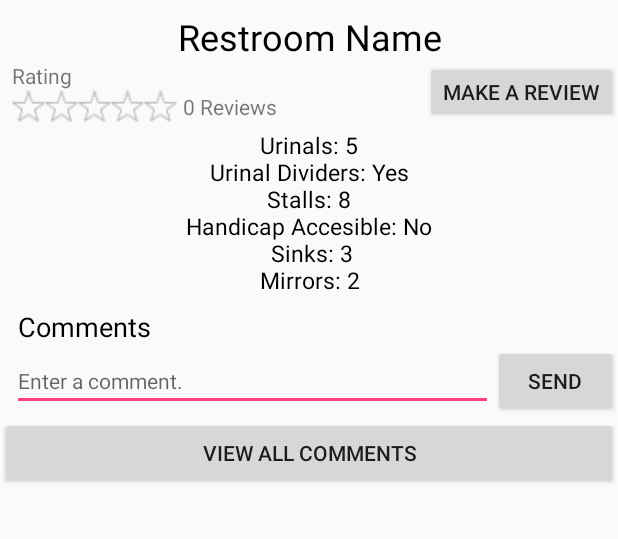
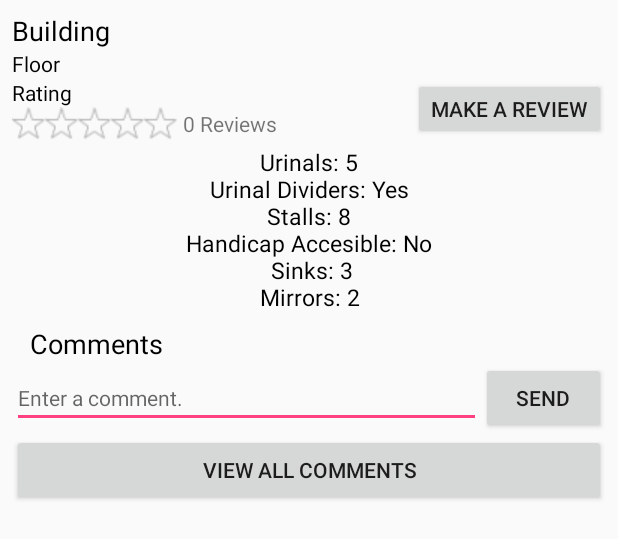
Before and after one commit to brianc725/Bruinstrooms, an Android app: the layout activity_restroom.xml on its own in the app's theme, with its tools: preview values and no code run, on a phone screen of 412 x 824 dp. Shown: the top 539 px of the screen. Run offline under Robolectric (Android 15) with nearby library versions, the phone set to English and light mode, and no system bars.

Commit message:
Incorporated updated UI functionality and design

```diff
--- a/app/src/main/java/hackerbois/bruinstrooms/RestroomActivity.java
+++ b/app/src/main/java/hackerbois/bruinstrooms/RestroomActivity.java
@@ -11,6 +11,8 @@ import com.google.firebase.database.DatabaseError;
 import com.google.firebase.database.DatabaseReference;
 import com.google.firebase.database.FirebaseDatabase;
 import com.google.firebase.database.ValueEventListener;
+
+import org.w3c.dom.Text;
 
 public class RestroomActivity extends AppCompatActivity {
 
@@ -101,9 +103,12 @@ public class RestroomActivity extends AppCompatActivity {
                 else {
                     addon = " - ALL GENDER";
                 }
-                TextView title = (TextView) findViewById(R.id.RestroomName);
-                title.setText(name + addon); //TODO: Remove this later, no longer needed
+                TextView bldg = (TextView) findViewById(R.id.RestroomBuilding);
+                bldg.setText(building);
                 setTitle(name + addon); //set the top toolbar to the restroom name
+
+                TextView rmNum = (TextView) findViewById(R.id.RestroomFloor);
+                rmNum.setText(roomNumber);
 
                 TextView features = (TextView) findViewById(R.id.RestroomFeatures);
 
--- a/app/src/main/res/layout/activity_restroom.xml
+++ b/app/src/main/res/layout/activity_restroom.xml
@@ -7,22 +7,53 @@
     android:orientation="vertical"
     tools:context="hackerbois.bruinstrooms.RestroomActivity">
 
-    <TextView
-        android:id="@+id/RestroomName"
+    <LinearLayout
         android:layout_width="match_parent"
         android:layout_height="wrap_content"
-        android:layout_gravity="center"
-        android:text="Restroom Name"
-        android:textAlignment="center"
-        android:layout_marginTop="8dp"
-        android:textColor="@android:color/black"
-        android:textSize="24dp" />
+        android:layout_marginLeft="8dp"
+        android:orientation="horizontal">
+
+        <!-- Image profile goes here -->
+
+        <LinearLayout
+            android:layout_width="wrap_content"
+            android:layout_height="wrap_content"
+            android:orientation="vertical">
+
+            <TextView
+                android:id="@+id/RestroomBuilding"
+                android:layout_width="wrap_content"
+                android:layout_height="wrap_content"
+                android:layout_gravity="left"
+                android:text="Building"
+                android:textAlignment="center"
+                android:layout_marginTop="8dp"
+                android:textSize="18dp"
+                android:textColor="@android:color/black"
+                />
+
+            <TextView
+                android:id="@+id/RestroomFloor"
+                android:layout_width="wrap_content"
+                android:layout_height="wrap_content"
+                android:layout_gravity="left"
+                android:text="Floor"
+                android:textAlignment="center"
+                android:textColor="@android:color/black"
+                />
+
+        </LinearLayout>
+
+    </LinearLayout>
+
+
 
 
     <!-- Linear Layout for the Ratings -->
     <LinearLayout
         android:layout_width="match_parent"
         android:layout_height="wrap_content"
+        android:layout_marginRight="8dp"
         android:orientation="horizontal">
 
         <LinearLayout
@@ -36,6 +67,7 @@
             android:layout_width="wrap_content"
             android:layout_height="wrap_content"
             android:layout_marginLeft="8dp"
+            android:textColor="@android:color/black"
             android:text="Rating"
             />
 
@@ -80,7 +112,10 @@
 
     <ScrollView
         android:layout_width="match_parent"
-        android:layout_height="match_parent">
+        android:layout_height="match_parent"
+        android:layout_marginLeft="8dp"
+        android:layout_marginRight="8dp"
+        >
 
         <LinearLayout
             android:layout_width="match_parent"
@@ -120,7 +155,6 @@
                 android:id="@+id/editComment"
                 android:layout_width="match_parent"
                 android:layout_height="wrap_content"
-                android:layout_marginLeft="8dp"
                 android:layout_weight="20"
                 android:ems="10"
                 android:hint="Enter a comment."
```
